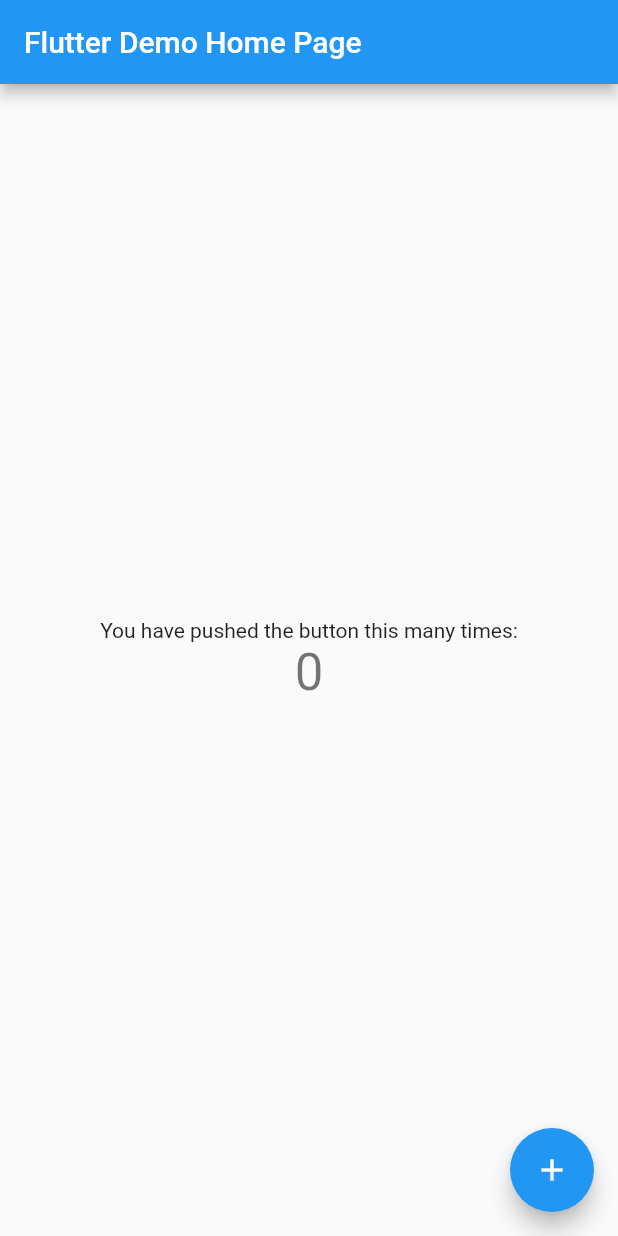
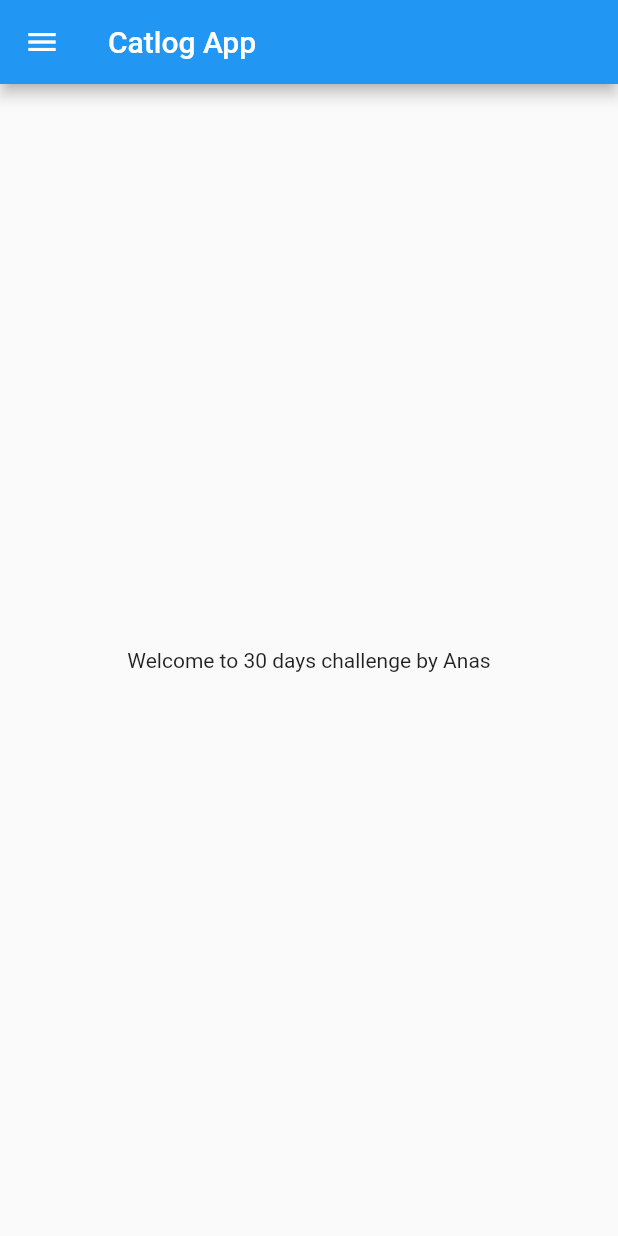
Before and after one commit to anas12136/my-application, a Flutter app: the screen it shows after launch, on a phone screen of 412 x 824 dp. Run offline on Flutter 3.47's test engine with Material 2 defaults, Android fonts, the phone set to English and light mode, and no system bars.

Commit message:
chapter 1 completed

```diff
--- /dev/null
+++ b/lib/home_page.dart
@@ -0,0 +1,23 @@
+import 'package:flutter/material.dart';
+
+class HomePage extends StatelessWidget{
+  final int days = 30;
+  final String  name = "Anas";
+  @override
+  Widget build(BuildContext context) {
+    return Scaffold(
+      appBar: AppBar(
+        title: Text('Catlog App'),
+      ),
+      body: Center(
+        child: Container(
+          child: Text("Welcome to $days days challenge by $name"),
+        ),
+      ),
+      drawer: Drawer(),
+
+
+    );
+  }
+
+}
--- a/lib/main.dart
+++ b/lib/main.dart
@@ -1,113 +1,17 @@
 import 'package:flutter/material.dart';
+import 'package:git_project_2/home_page.dart';
 
-void main() {
-  runApp(MyApp());
-}
 
-class MyApp extends StatelessWidget {
-  // This widget is the root of your application.
+void main() => runApp(MyApp());
+
+class MyApp extends StatelessWidget{
   @override
   Widget build(BuildContext context) {
-    return MaterialApp(
-      title: 'Flutter Demo',
-      theme: ThemeData(
-        // This is the theme of your application.
-        //
-        // Try running your application with "flutter run". You'll see the
-        // application has a blue toolbar. Then, without quitting the app, try
-        // changing the primarySwatch below to Colors.green and then invoke
-        // "hot reload" (press "r" in the console where you ran "flutter run",
-        // or simply save your changes to "hot reload" in a Flutter IDE).
-        // Notice that the counter didn't reset back to zero; the application
-        // is not restarted.
-        primarySwatch: Colors.blue,
-      ),
-      home: MyHomePage(title: 'Flutter Demo Home Page'),
-    );
+
+        return MaterialApp(
+          home: HomePage(),
+        );
+
+
   }
 }
-
-class MyHomePage extends StatefulWidget {
-  MyHomePage({Key? key, required this.title}) : super(key: key);
-
-  // This widget is the home page of your application. It is stateful, meaning
-  // that it has a State object (defined below) that contains fields that affect
-  // how it looks.
-
-  // This class is the configuration for the state. It holds the values (in this
-  // case the title) provided by the parent (in this case the App widget) and
-  // used by the build method of the State. Fields in a Widget subclass are
-  // always marked "final".
-
-  final String title;
-
-  @override
-  _MyHomePageState createState() => _MyHomePageState();
-}
-
-class _MyHomePageState extends State<MyHomePage> {
-  int _counter = 0;
-
-  void _incrementCounter() {
-    setState(() {
-      // This call to setState tells the Flutter framework that something has
-      // changed in this State, which causes it to rerun the build method below
-      // so that the display can reflect the updated values. If we changed
-      // _counter without calling setState(), then the build method would not be
-      // called again, and so nothing would appear to happen.
-      _counter++;
-    });
-  }
-
-  @override
-  Widget build(BuildContext context) {
-    // This method is rerun every time setState is called, for instance as done
-    // by the _incrementCounter method above.
-    //
-    // The Flutter framework has been optimized to make rerunning build methods
-    // fast, so that you can just rebuild anything that needs updating rather
-    // than having to individually change instances of widgets.
-    return Scaffold(
-      appBar: AppBar(
-        // Here we take the value from the MyHomePage object that was created by
-        // the App.build method, and use it to set our appbar title.
-        title: Text(widget.title),
-      ),
-      body: Center(
-        // Center is a layout widget. It takes a single child and positions it
-        // in the middle of the parent.
-        child: Column(
-          // Column is also a layout widget. It takes a list of children and
-          // arranges them vertically. By default, it sizes itself to fit its
-          // children horizontally, and tries to be as tall as its parent.
-          //
-          // Invoke "debug painting" (press "p" in the console, choose the
-          // "Toggle Debug Paint" action from the Flutter Inspector in Android
-          // Studio, or the "Toggle Debug Paint" command in Visual Studio Code)
-          // to see the wireframe for each widget.
-          //
-          // Column has various properties to control how it sizes itself and
-          // how it positions its children. Here we use mainAxisAlignment to
-          // center the children vertically; the main axis here is the vertical
-          // axis because Columns are vertical (the cross axis would be
-          // horizontal).
-          mainAxisAlignment: MainAxisAlignment.center,
-          children: <Widget>[
-            Text(
-              'You have pushed the button this many times:',
-            ),
-            Text(
-              '$_counter',
-              style: Theme.of(context).textTheme.headline4,
-            ),
-          ],
-        ),
-      ),
-      floatingActionButton: FloatingActionButton(
-        onPressed: _incrementCounter,
-        tooltip: 'Increment',
-        child: Icon(Icons.add),
-      ), // This trailing comma makes auto-formatting nicer for build methods.
-    );
-  }
-}
```
